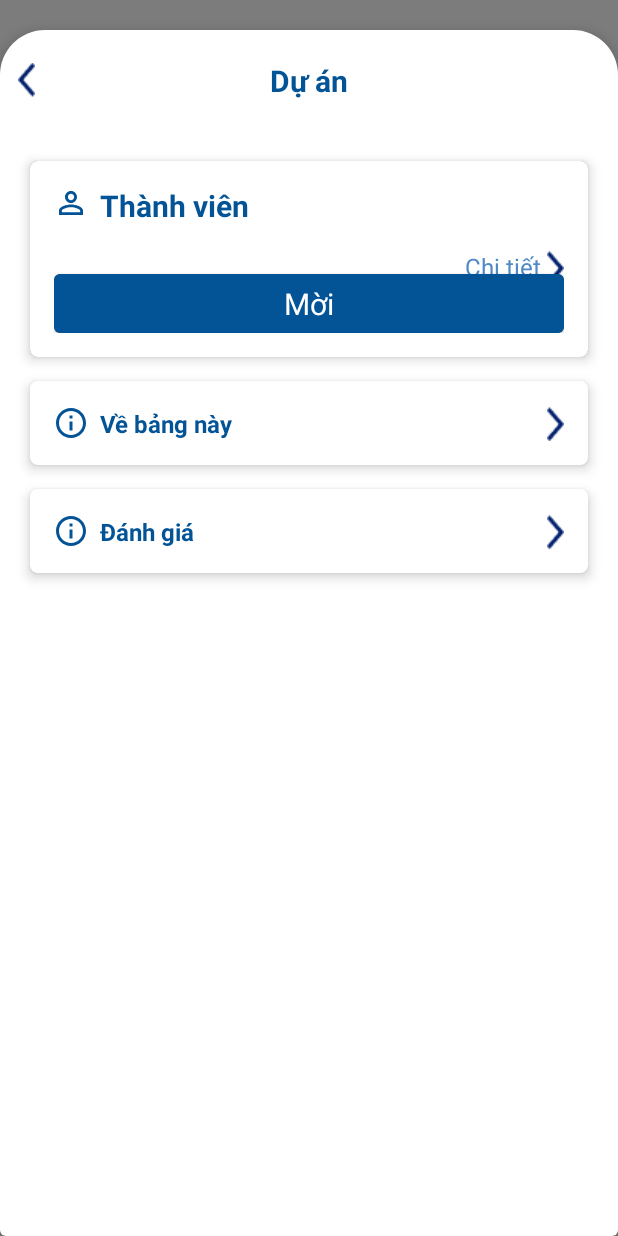
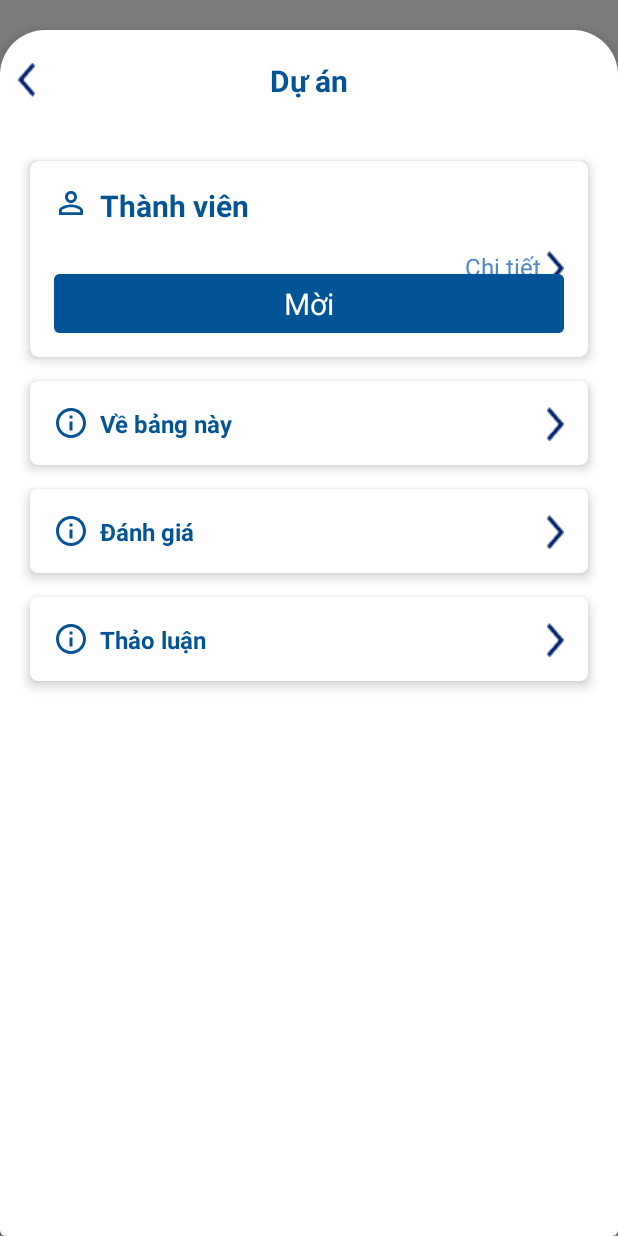
Before and after one commit to khiemld/CanApp, an Android app: the layout fragment_project_info.xml on its own in the app's theme, with its tools: preview values and no code run, on a phone screen of 412 x 824 dp. Run offline under Robolectric (Android 15) with nearby library versions, the phone set to English and light mode, and no system bars.

Commit message:
"bosung_thaoluan_3"

```diff
--- a/app/src/main/java/com/example/canapp/Comment.java
+++ b/app/src/main/java/com/example/canapp/Comment.java
@@ -112,8 +112,8 @@ public class Comment extends AppCompatActivity {
                     if(response.isSuccessful()){
                         finish();
                        // Intent intent = new Intent(Comment.this,Comment.class);
-                        Intent intent = new Intent(Comment.this,DiscussionActivity.class);
-                        startActivity(intent);
+                        //Intent intent = new Intent(Comment.this,ProjectInfo.class);
+                        //startActivity(intent);
                     }
                     else {
                         Log.e("in comment","lỗi");
--- a/app/src/main/java/com/example/canapp/api/DiscussionApi.java
+++ b/app/src/main/java/com/example/canapp/api/DiscussionApi.java
@@ -22,7 +22,7 @@ public interface DiscussionApi {
     Call<List<DetailDiscussion>> getAll();
 
     @GET("post/{id}")
-    Call<AllDiscussion> getDiscussionDetail(@Path("id") String postID);
+    Call<List<DetailDiscussion>> getDiscussionDetail(@Path("id") String postID);
 
     @FormUrlEncoded
     @POST("post/create/{uid}/{planId}")
--- a/app/src/main/res/layout/fragment_project_info.xml
+++ b/app/src/main/res/layout/fragment_project_info.xml
@@ -223,6 +223,7 @@
         </androidx.cardview.widget.CardView>
 
         <androidx.cardview.widget.CardView
+            android:id="@+id/card_rating"
             android:layout_width="match_parent"
             android:layout_height="wrap_content"
             android:layout_marginStart="20sp"
@@ -273,6 +274,58 @@
                     app:srcCompat="@drawable/vector_register" />
             </androidx.constraintlayout.widget.ConstraintLayout>
         </androidx.cardview.widget.CardView>
+
+        <androidx.cardview.widget.CardView
+            android:layout_width="match_parent"
+            android:layout_height="wrap_content"
+            android:layout_marginStart="20sp"
+            android:layout_marginTop="16sp"
+            android:layout_marginEnd="20sp"
+            app:cardBackgroundColor="@color/white"
+            app:cardCornerRadius="5sp"
+            app:cardElevation="5sp"
+            app:layout_constraintEnd_toEndOf="parent"
+            app:layout_constraintStart_toStartOf="parent"
+            app:layout_constraintTop_toBottomOf="@id/card_rating">
+
+            <androidx.constraintlayout.widget.ConstraintLayout
+                android:id="@+id/layout_projectComment"
+                android:layout_width="match_parent"
+                android:layout_height="wrap_content"
+                android:padding="16sp">
+
+                <ImageView
+                    android:id="@+id/imv_projectComment"
+                    android:layout_width="wrap_content"
+                    android:layout_height="wrap_content"
+                    android:backgroundTint="@color/second_blue"
+                    android:padding="-20sp"
+                    android:src="@drawable/outline_info_24"
+                    app:layout_constraintStart_toStartOf="parent"
+                    app:layout_constraintTop_toTopOf="parent" />
+
+                <TextView
+                    android:layout_width="wrap_content"
+                    android:layout_height="wrap_content"
+                    android:layout_marginStart="8sp"
+                    android:text="Thảo luận"
+                    android:textColor="@color/second_blue"
+                    android:textSize="16sp"
+                    android:textStyle="bold"
+                    app:layout_constraintBottom_toBottomOf="parent"
+                    app:layout_constraintStart_toEndOf="@id/imv_projectComment"
+                    app:layout_constraintTop_toTopOf="parent" />
+
+                <ImageView
+                    android:layout_width="wrap_content"
+                    android:layout_height="wrap_content"
+                    android:rotation="180"
+                    app:layout_constraintBottom_toBottomOf="parent"
+                    app:layout_constraintEnd_toEndOf="parent"
+                    app:layout_constraintTop_toTopOf="parent"
+                    app:srcCompat="@drawable/vector_register" />
+            </androidx.constraintlayout.widget.ConstraintLayout>
+        </androidx.cardview.widget.CardView>
     </androidx.constraintlayout.widget.ConstraintLayout>
 
 
--- a/app/src/main/res/layout/item_personal_rate.xml
+++ b/app/src/main/res/layout/item_personal_rate.xml
@@ -60,7 +60,7 @@
             app:layout_constraintHorizontal_bias="0"/>
 
         <TextView
-            android:id="@+id/tv_date"
+            android:id="@+id/tv_doRate"
             android:layout_width="wrap_content"
             android:layout_height="wrap_content"
             android:text="Đánh giá"
```
Also changed, not shown: app/src/main/AndroidManifest.xml (+2 -8 lines), app/src/main/java/com/example/canapp/DiscussionActivity.java (+9 -4 lines), app/src/main/java/com/example/canapp/ProjectInfo.java (+13 -0 lines), app/src/main/java/com/example/canapp/adapter/DiscussionAdapter.java (+4 -3 lines).
